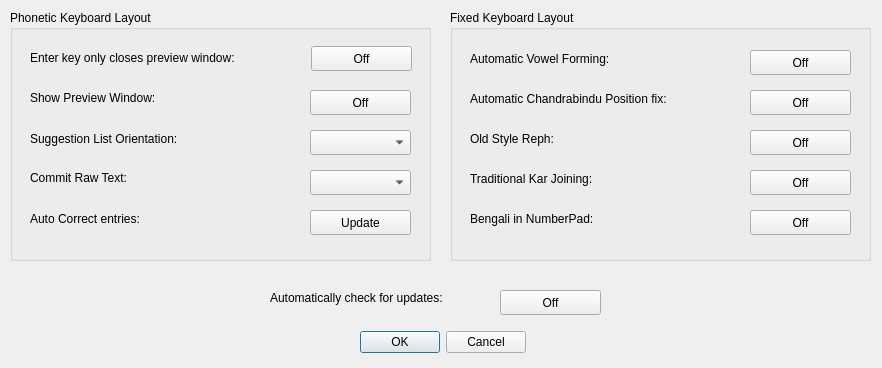
OpenBangla/OpenBangla-Keyboard, file src/frontend/SettingsDialog.ui: the form before one commit.
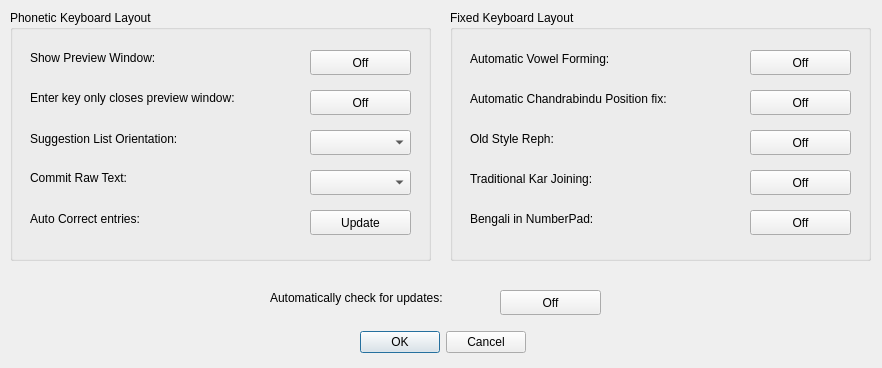
The form after the commit.

Commit message: Use lambda for signals! :tada: Change the order of a setting Control the enable property of other settings according to the toggle value of a setting.

Diff of the .ui file:
```diff
--- a/src/frontend/SettingsDialog.ui
+++ b/src/frontend/SettingsDialog.ui
@@ -218,8 +218,8 @@
    <widget class="QPushButton" name="btnClosePrevWin">
     <property name="geometry">
      <rect>
-      <x>301</x>
-      <y>36</y>
+      <x>300</x>
+      <y>80</y>
       <width>101</width>
       <height>25</height>
      </rect>
@@ -235,7 +235,7 @@
     <property name="geometry">
      <rect>
       <x>20</x>
-      <y>80</y>
+      <y>40</y>
       <width>280</width>
       <height>17</height>
      </rect>
@@ -296,7 +296,7 @@
     <property name="geometry">
      <rect>
       <x>20</x>
-      <y>40</y>
+      <y>80</y>
       <width>271</width>
       <height>17</height>
      </rect>
@@ -315,7 +315,7 @@
     <property name="geometry">
      <rect>
       <x>300</x>
-      <y>80</y>
+      <y>40</y>
       <width>101</width>
       <height>25</height>
      </rect>
```
The commit also changes 2 other files.
